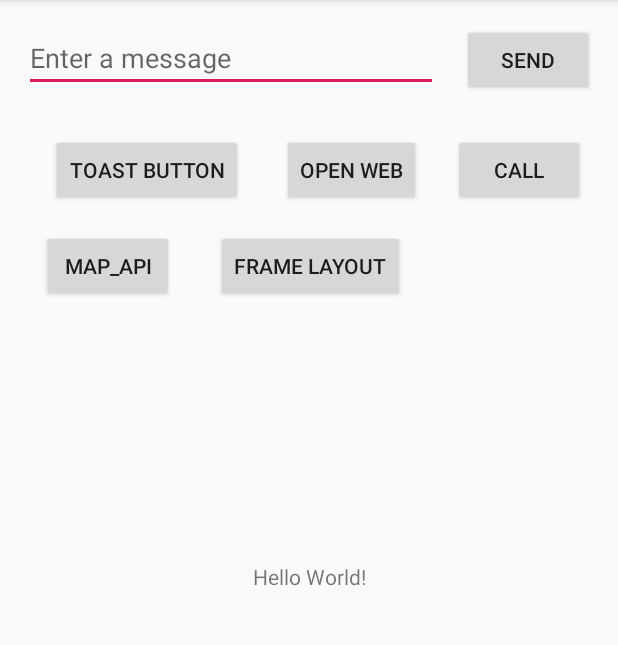
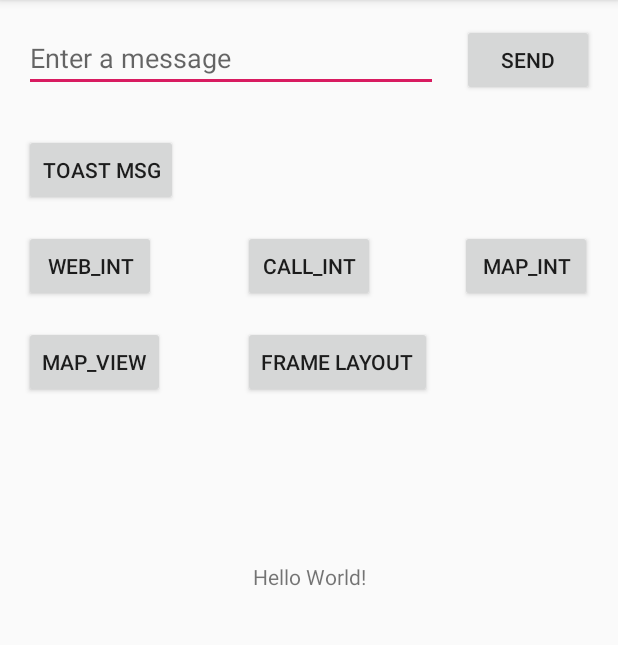
Before and after one commit to nomadlife/android_test2, an Android app: the screen it shows after launch (MainActivity), on a phone screen of 412 x 824 dp, the part 84-729 px from its top. Run offline under Robolectric (Android 15) with nearby library versions, the phone set to English and light mode, and no system bars.

Commit message:
change main layout

```diff
--- a/app/src/debug/res/values/google_maps_api.xml
+++ b/app/src/debug/res/values/google_maps_api.xml
@@ -20,5 +20,5 @@
     Once you have your key (it starts with "AIza"), replace the "google_maps_key"
     string in this file.
     -->
-    <string name="google_maps_key" templateMergeStrategy="preserve" translatable="false">AIzaSyBdCCezwyTHH7gHkOMuDKhmmzsEjPPntYE</string>
+    <string name="google_maps_key" templateMergeStrategy="preserve" translatable="false"></string>
 </resources>
--- a/app/src/main/res/layout/activity_main.xml
+++ b/app/src/main/res/layout/activity_main.xml
@@ -50,13 +50,11 @@
         android:id="@+id/button2"
         android:layout_width="wrap_content"
         android:layout_height="wrap_content"
-        android:layout_marginStart="28dp"
-        android:layout_marginLeft="28dp"
+        android:layout_marginStart="16dp"
+        android:layout_marginLeft="16dp"
         android:layout_marginTop="28dp"
         android:onClick="toastMessage"
-        android:text="Toast button"
-        app:layout_constraintEnd_toStartOf="@+id/button3"
-        app:layout_constraintHorizontal_bias="0.5"
+        android:text="Toast msg"
         app:layout_constraintStart_toStartOf="parent"
         app:layout_constraintTop_toBottomOf="@+id/editText" />
 
@@ -64,14 +62,13 @@
         android:id="@+id/button3"
         android:layout_width="wrap_content"
         android:layout_height="wrap_content"
-        android:layout_marginStart="20dp"
-        android:layout_marginLeft="20dp"
+        android:layout_marginStart="16dp"
+        android:layout_marginLeft="16dp"
+        android:layout_marginTop="16dp"
         android:onClick="openWeb"
-        android:text="Open Web"
-        app:layout_constraintBaseline_toBaselineOf="@+id/button2"
-        app:layout_constraintEnd_toStartOf="@+id/button4"
-        app:layout_constraintHorizontal_bias="0.5"
-        app:layout_constraintStart_toEndOf="@+id/button2" />
+        android:text="web_int"
+        app:layout_constraintStart_toStartOf="parent"
+        app:layout_constraintTop_toBottomOf="@+id/button2" />
 
     <Button
         android:id="@+id/button4"
@@ -79,36 +76,65 @@
         android:layout_height="wrap_content"
         android:layout_marginStart="16dp"
         android:layout_marginLeft="16dp"
-        android:layout_marginEnd="16dp"
-        android:layout_marginRight="16dp"
         android:onClick="sendCall"
-        android:text="call"
+        android:text="call_int"
         app:layout_constraintBaseline_toBaselineOf="@+id/button3"
-        app:layout_constraintEnd_toEndOf="parent"
-        app:layout_constraintHorizontal_bias="0.5"
-        app:layout_constraintStart_toEndOf="@+id/button3" />
+        app:layout_constraintStart_toStartOf="@+id/guideline2" />
 
     <Button
         android:id="@+id/button5"
         android:layout_width="wrap_content"
         android:layout_height="wrap_content"
-        android:layout_marginStart="28dp"
-        android:layout_marginLeft="28dp"
+        android:layout_marginStart="16dp"
+        android:layout_marginLeft="16dp"
         android:layout_marginTop="16dp"
         android:onClick="openMaps"
-        android:text="map_api"
+        android:text="map_view"
         app:layout_constraintStart_toStartOf="parent"
-        app:layout_constraintTop_toBottomOf="@+id/button2" />
+        app:layout_constraintTop_toBottomOf="@+id/button3" />
 
     <Button
         android:id="@+id/button6"
         android:layout_width="wrap_content"
         android:layout_height="wrap_content"
-        android:layout_marginStart="28dp"
-        android:layout_marginLeft="28dp"
+        android:layout_marginStart="16dp"
+        android:layout_marginLeft="16dp"
         android:onClick="openFrameLayoutTest"
         android:text="frame layout"
         app:layout_constraintBaseline_toBaselineOf="@+id/button5"
-        app:layout_constraintStart_toEndOf="@+id/button5" />
+        app:layout_constraintStart_toStartOf="@+id/guideline2" />
+
+    <Button
+        android:id="@+id/button8"
+        android:layout_width="wrap_content"
+        android:layout_height="wrap_content"
+        android:layout_marginStart="16dp"
+        android:layout_marginLeft="16dp"
+        android:onClick="openMapIntent"
+        android:text="map_int"
+        app:layout_constraintBaseline_toBaselineOf="@+id/button4"
+        app:layout_constraintEnd_toEndOf="parent"
+        app:layout_constraintStart_toStartOf="@+id/guideline" />
+
+    <androidx.constraintlayout.widget.Guideline
+        android:id="@+id/guideline"
+        android:layout_width="wrap_content"
+        android:layout_height="wrap_content"
+        android:orientation="vertical"
+        app:layout_constraintGuide_begin="273dp" />
+
+    <androidx.constraintlayout.widget.Guideline
+        android:id="@+id/guideline2"
+        android:layout_width="wrap_content"
+        android:layout_height="wrap_content"
+        android:orientation="vertical"
+        app:layout_constraintGuide_begin="146dp" />
+
+    <androidx.constraintlayout.widget.Guideline
+        android:id="@+id/guideline3"
+        android:layout_width="wrap_content"
+        android:layout_height="wrap_content"
+        android:orientation="vertical"
+        app:layout_constraintGuide_begin="24dp" />
 
 </androidx.constraintlayout.widget.ConstraintLayout>
```
